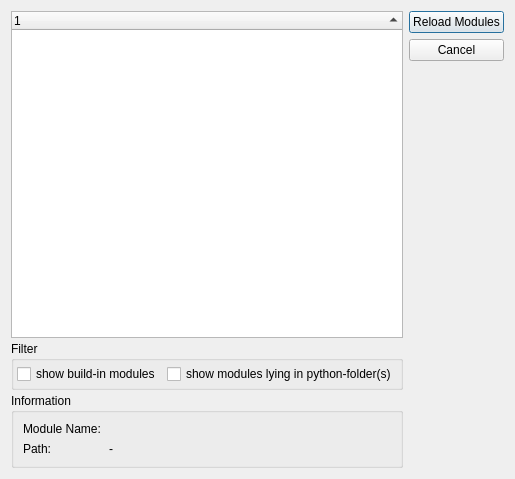
Above: Qitom/ui/dialogReloadModule.ui from itom-project/itom before the change. Below: the same form after it.
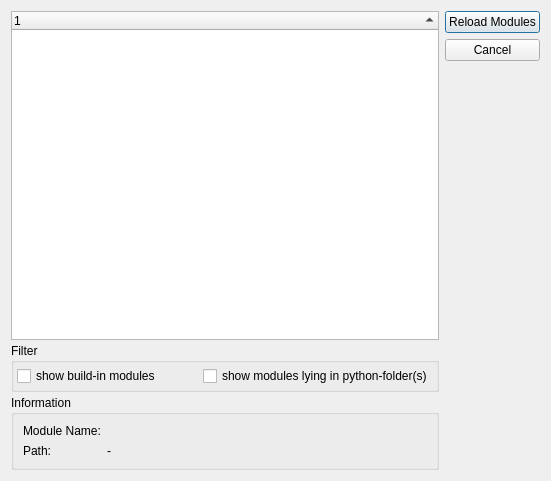
That is the form after the change.

```diff
--- a/Qitom/ui/dialogReloadModule.ui
+++ b/Qitom/ui/dialogReloadModule.ui
@@ -6,8 +6,8 @@
    <rect>
     <x>0</x>
     <y>0</y>
-    <width>510</width>
-    <height>479</height>
+    <width>551</width>
+    <height>481</height>
    </rect>
   </property>
   <property name="windowTitle">
@@ -86,11 +86,11 @@
        <layout class="QGridLayout" name="gridLayout">
         <item row="0" column="0">
          <widget class="QLabel" name="label">
-          <property name="maximumSize">
-           <size>
-            <width>80</width>
-            <height>16777215</height>
-           </size>
+          <property name="sizePolicy">
+           <sizepolicy hsizetype="Fixed" vsizetype="Preferred">
+            <horstretch>0</horstretch>
+            <verstretch>0</verstretch>
+           </sizepolicy>
           </property>
           <property name="text">
            <string>Module Name:</string>
@@ -106,11 +106,11 @@
         </item>
         <item row="1" column="0">
          <widget class="QLabel" name="label_2">
-          <property name="maximumSize">
-           <size>
-            <width>80</width>
-            <height>16777215</height>
-           </size>
+          <property name="sizePolicy">
+           <sizepolicy hsizetype="Fixed" vsizetype="Preferred">
+            <horstretch>0</horstretch>
+            <verstretch>0</verstretch>
+           </sizepolicy>
           </property>
           <property name="text">
            <string>Path:</string>
```
Left out of the diff: 17 changed lines with no effect on the pictures.
